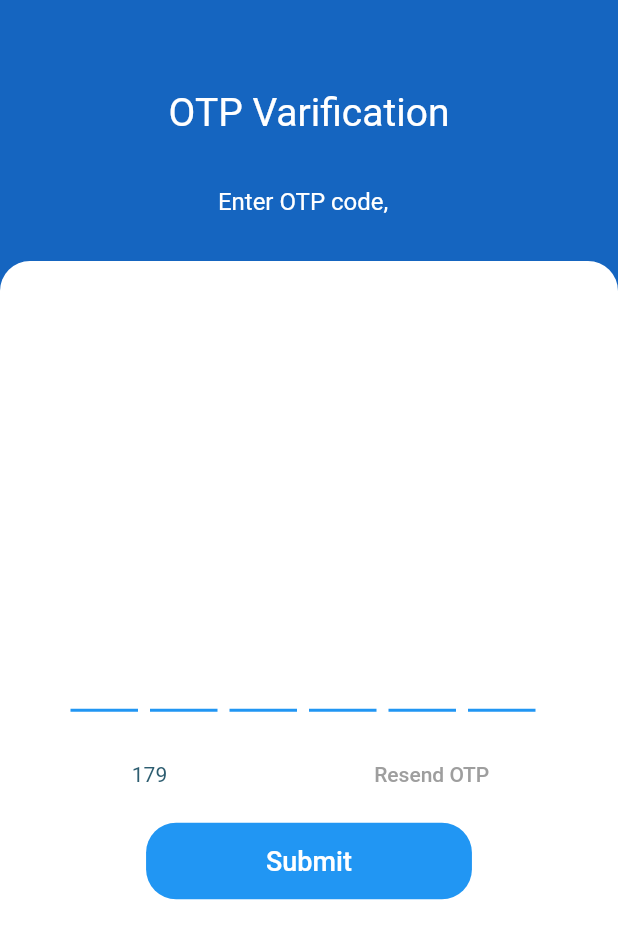
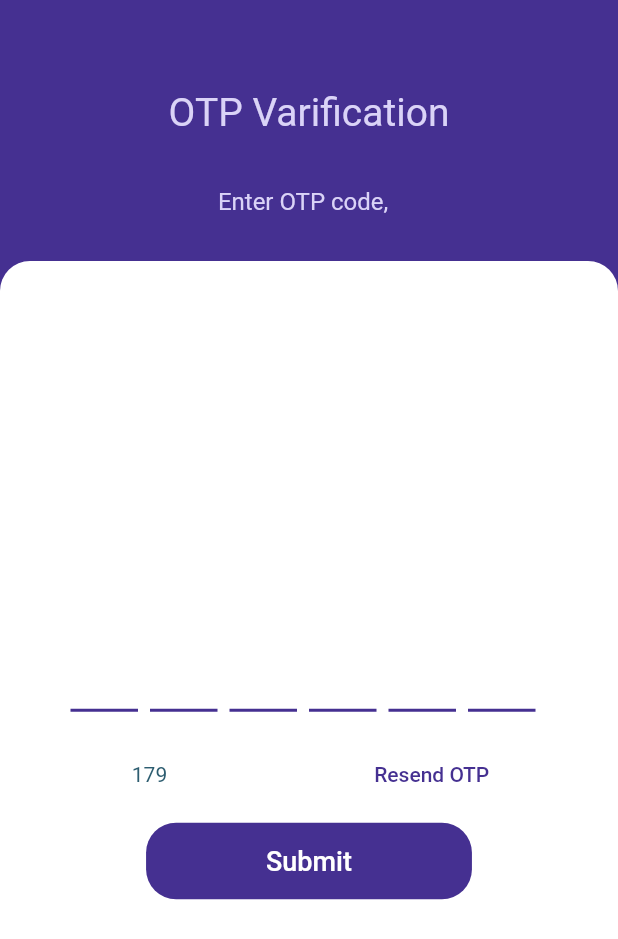
Before and after one commit to kkdhandhal/outage, a Flutter app: the OTPScreen screen opened directly with empty values, on a phone screen of 412 x 824 dp. Shown: the top 939 px of the screen. Run offline on Flutter 3.47's test engine with Material 2 defaults, Android fonts, the light colour scheme and no system bars; drawn by our look-alikes of flutter_otp_text_field; our stand-ins replace device_info_plus, sqflite; accounts and stored records are empty.

Commit message:
beta(1.0.0.2)

```diff
--- a/lib/pages/OTP/otppage.dart
+++ b/lib/pages/OTP/otppage.dart
@@ -9,6 +9,7 @@ import 'package:outage/component/custdialog.dart';
 import 'package:outage/model/login/logreqmod.dart';
 import 'package:outage/model/login/user.dart';
 import 'package:outage/pages/initdata/Initdata_sqlite.dart';
+import 'package:outage/utils/constants.dart';
 
 class OTPScreen extends StatefulWidget {
   const OTPScreen({
@@ -39,56 +40,6 @@ class _OTPScreenState extends State<OTPScreen> {
   late int counter;
   late Timer timer;
   bool setResendBtnEnabled = false;
-  // static final DeviceInfoPlugin _deviceInfoPlugin = DeviceInfoPlugin();
-  // Map<String, dynamic> _deviceData = <String, dynamic>{};
-
-  // Future<void> initPlatformState() async {
-  //   if (kDebugMode) {
-  //     print("initPlatformState Function Called");
-  //   }
-  //   var deviceData = <String, dynamic>{};
-  //   try {
-  //     if (Platform.isAndroid) {
-  //       deviceData = _readAndroidDevice(await _deviceInfoPlugin.androidInfo);
-  //     }
-  //   } catch (e) {
-  //     deviceData = <String, dynamic>{
-  //       'Error:': 'Failed to get platform version.'
-  //     };
-  //   }
-  //   setState(() {
-  //     _deviceData = deviceData;
-  //   });
-  // }
-
-  // Map<String, dynamic> _readAndroidDevice(AndroidDeviceInfo build) {
-  //   return <String, dynamic>{
-  //     'id': build.id,
-  //   };
-  // }
-
-  // Future<void> _showDialog(
-  //     BuildContext context, final String title, final String msg, int code) {
-  //   return showDialog(
-  //       context: context,
-  //       builder: (BuildContext context) {
-  //         return AlertDialog(
-  //           title: Text("${code.toString()} - $title"),
-  //           content: Text(msg),
-  //           actions: [
-  //             TextButton(
-  //               style: TextButton.styleFrom(
-  //                 textStyle: Theme.of(context).textTheme.labelLarge,
-  //               ),
-  //               child: const Text('OK'),
-  //               onPressed: () {
-  //                 Navigator.of(context).pop();
-  //               },
-  //             ),
-  //           ],
-  //         );
-  //       });
-  // }
 
   void _onCheckOTP(String tmp_otp) async {
     setState(() {
@@ -184,7 +135,7 @@ class _OTPScreenState extends State<OTPScreen> {
   @override
   Widget build(BuildContext context) {
     return (Scaffold(
-      backgroundColor: Colors.blue[800],
+      backgroundColor: appPrimaryColor,
       body: Center(
         child: Column(
           children: [
@@ -195,14 +146,20 @@ class _OTPScreenState extends State<OTPScreen> {
               ),
               child: Text(
                 "OTP Varification",
-                style: TextStyle(color: Colors.white, fontSize: 26),
+                style: TextStyle(
+                  color: appPrimaryColorLowShade,
+                  fontSize: 26,
+                ),
               ),
             ),
             Padding(
               padding: const EdgeInsets.all(30),
               child: Text(
                 'Enter OTP code,  ${widget.stsMsg}',
-                style: const TextStyle(color: Colors.white, fontSize: 16),
+                style: const TextStyle(
+                  color: appPrimaryColorLowShade,
+                  fontSize: 16,
+                ),
               ),
             ),
             Expanded(
@@ -223,10 +180,11 @@ class _OTPScreenState extends State<OTPScreen> {
                           numberOfFields: 6,
                           fieldWidth: 45,
                           borderWidth: 2,
-                          textStyle:
-                              const TextStyle(color: Colors.blue, fontSize: 36),
-                          borderColor: Colors.blue,
-                          enabledBorderColor: Colors.blue,
+                          textStyle: const TextStyle(
+                              color: appPrimaryColor, fontSize: 36),
+                          borderColor: appPrimaryColorLowShade,
+                          cursorColor: appPrimaryColor,
+                          enabledBorderColor: appPrimaryColor,
                           showFieldAsBox: false,
                           onSubmit: (String verificationCode) {
                             setState(() {
@@ -245,7 +203,10 @@ class _OTPScreenState extends State<OTPScreen> {
                         ),
                         if (setResendBtnEnabled) ...[
                           TextButton(
-                            child: const Text("Resend OTP"),
+                            child: const Text(
+                              "Resend OTP",
+                              style: TextStyle(color: appPrimaryColor),
+                            ),
                             onPressed: () {
                               setState(() {
                                 startTimer();
@@ -258,7 +219,7 @@ class _OTPScreenState extends State<OTPScreen> {
                           TextButton(
                             child: const Text(
                               "Resend OTP",
-                              style: TextStyle(color: Colors.grey),
+                              style: TextStyle(color: appPrimaryColor),
                             ),
                             onPressed: () {},
                           )
@@ -273,7 +234,7 @@ class _OTPScreenState extends State<OTPScreen> {
                             shape: const RoundedRectangleBorder(
                                 borderRadius:
                                     BorderRadius.all(Radius.circular(20))),
-                            backgroundColor: Colors.blue,
+                            backgroundColor: appPrimaryColor,
                             padding: const EdgeInsets.only(
                                 left: 80, right: 80, top: 15, bottom: 15),
                           ),
```
